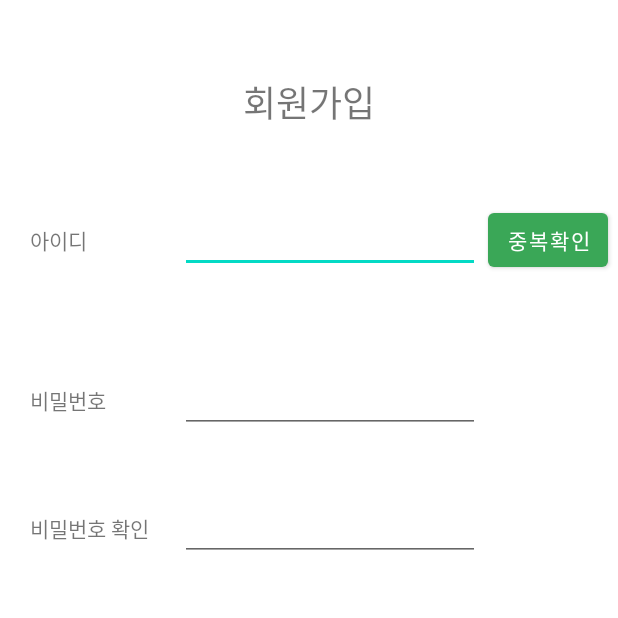
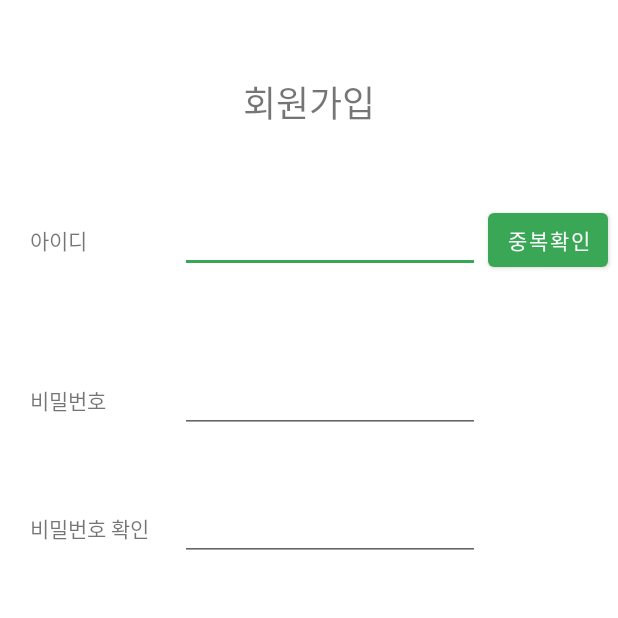
Before and after one commit to OZestina/Academy_Proj.3_Android, an Android app: the screen it shows after launch (Sign), after a tap on "회원가입", on a phone screen of 412 x 824 dp, the top half of it. Run offline under Robolectric (Android 15) with nearby library versions, the light colour scheme and no system bars; our stand-ins replace Firebase (no records; nobody signed in at launch, a user with empty details on screens opened directly); 1 other tap on this screen came first.

Commit message:
2021.10.25 16:20 hangnew - secondary 그륀

```diff
--- a/app/src/main/res/values/colors.xml
+++ b/app/src/main/res/values/colors.xml
@@ -11,4 +11,5 @@
     <color name="darkgrey">#4C4C4C</color>
     <color name="red">#FF0000</color>
     <color name="green">#3AA757</color>
+    <color name="yellow">#FABB2D</color>
 </resources>
--- a/app/src/main/res/values/themes.xml
+++ b/app/src/main/res/values/themes.xml
@@ -6,8 +6,8 @@
         <item name="colorPrimaryVariant">@color/green</item>
         <item name="colorOnPrimary">@color/white</item>
         <!-- Secondary brand color. -->
-        <item name="colorSecondary">@color/teal_200</item>
-        <item name="colorSecondaryVariant">@color/teal_700</item>
+        <item name="colorSecondary">@color/green</item>
+        <item name="colorSecondaryVariant">@color/green</item>
         <item name="colorOnSecondary">@color/black</item>
         <!-- Status bar color. -->
         <item name="android:statusBarColor" tools:targetApi="l">?attr/colorPrimaryVariant</item>
```
